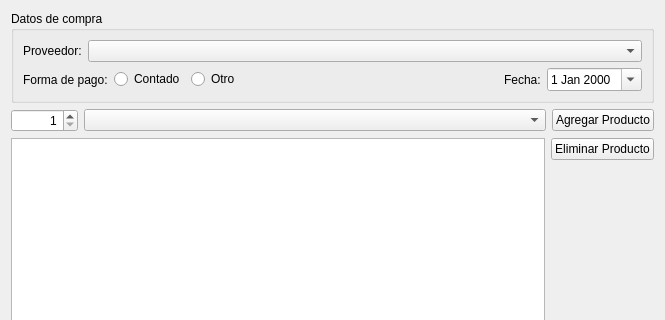
Before: the Qt Designer form plugins/compras/FormAgregarCompraBase.ui in tranfuga25s/gestotux, drawn with Qt 5; both pictures show x 0 to 665 and y 0 to 320 of the 665 by 504 pixel window.
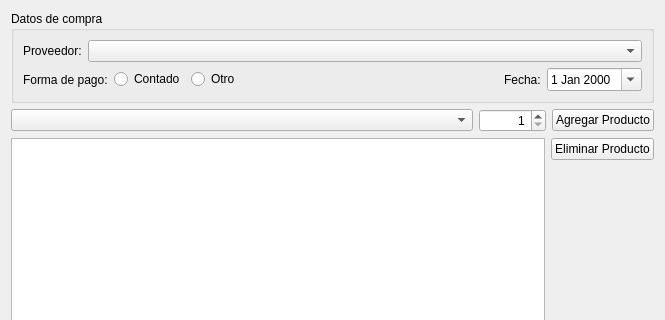
After: the same form once the commit is applied. Custom widgets are drawn as their Qt base class.

Commit message: Invertido orden de cantidad y producto en el ingreso de compras y ventas. Mejorado orden de tabulación de la ventana de ventas. fixes #44

The edit to the form file:
```diff
--- a/plugins/compras/FormAgregarCompraBase.ui
+++ b/plugins/compras/FormAgregarCompraBase.ui
@@ -110,6 +110,16 @@
    </item>
    <item>
     <layout class="QHBoxLayout" name="horizontalLayout_2">
+     <item>
+      <widget class="ECBProductos" name="CBProducto">
+       <property name="sizePolicy">
+        <sizepolicy hsizetype="MinimumExpanding" vsizetype="Fixed">
+         <horstretch>0</horstretch>
+         <verstretch>0</verstretch>
+        </sizepolicy>
+       </property>
+      </widget>
+     </item>
      <item>
       <widget class="QSpinBox" name="SBCant">
        <property name="alignment">
@@ -123,16 +133,6 @@
        </property>
       </widget>
      </item>
-     <item>
-      <widget class="ECBProductos" name="CBProducto">
-       <property name="sizePolicy">
-        <sizepolicy hsizetype="MinimumExpanding" vsizetype="Fixed">
-         <horstretch>0</horstretch>
-         <verstretch>0</verstretch>
-        </sizepolicy>
-       </property>
-      </widget>
-     </item>
      <item>
       <widget class="QPushButton" name="PBAgregarProducto">
        <property name="text">
```
The commit also changes 1 other file.
